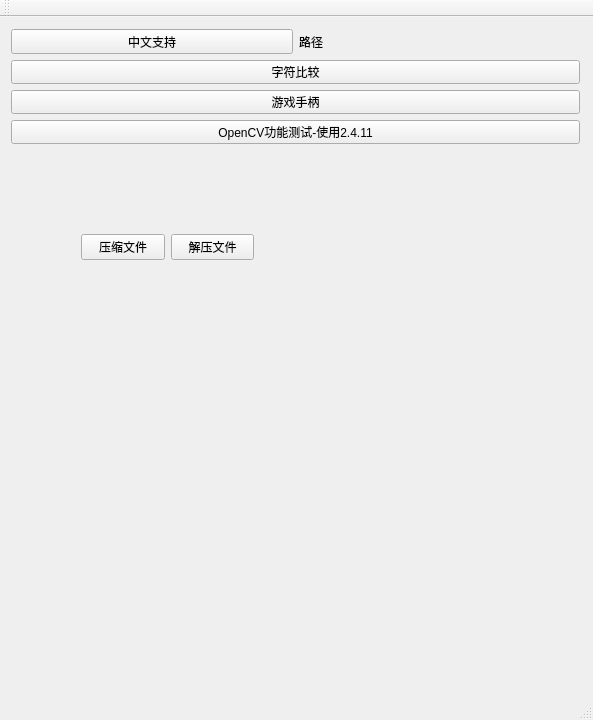
Before: the Qt Designer form UtilGui/src/UtilGui.ui in fg2fg3/UtilSdk, drawn with Qt 5.
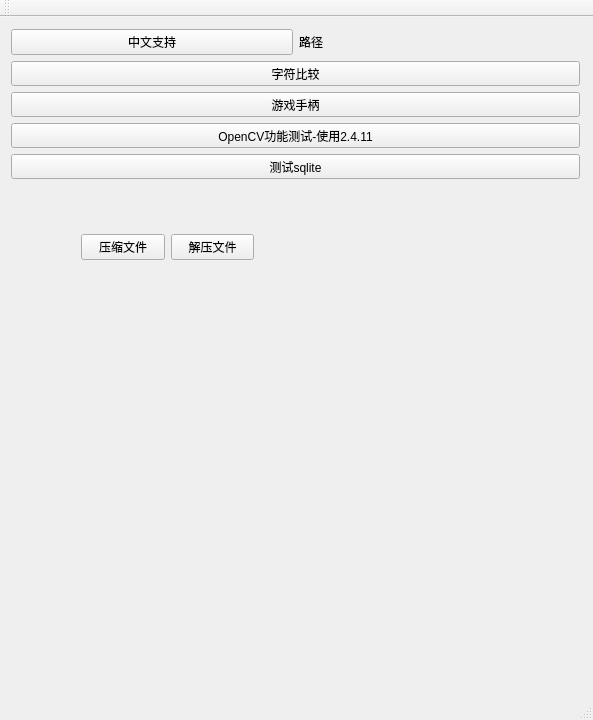
After: the same form once the commit is applied.

Commit message: 增加sqlite测试demo

```diff
--- a/UtilGui/src/UtilGui.ui
+++ b/UtilGui/src/UtilGui.ui
@@ -20,7 +20,7 @@
       <x>0</x>
       <y>1</y>
       <width>591</width>
-      <height>137</height>
+      <height>172</height>
      </rect>
     </property>
     <layout class="QVBoxLayout" name="verticalLayout">
@@ -63,6 +63,13 @@
        </property>
       </widget>
      </item>
+     <item>
+      <widget class="QPushButton" name="m_pBtSqlite">
+       <property name="text">
+        <string>测试sqlite</string>
+       </property>
+      </widget>
+     </item>
     </layout>
    </widget>
    <widget class="QWidget" name="horizontalLayoutWidget">
```
The commit also changes 18 other files.
